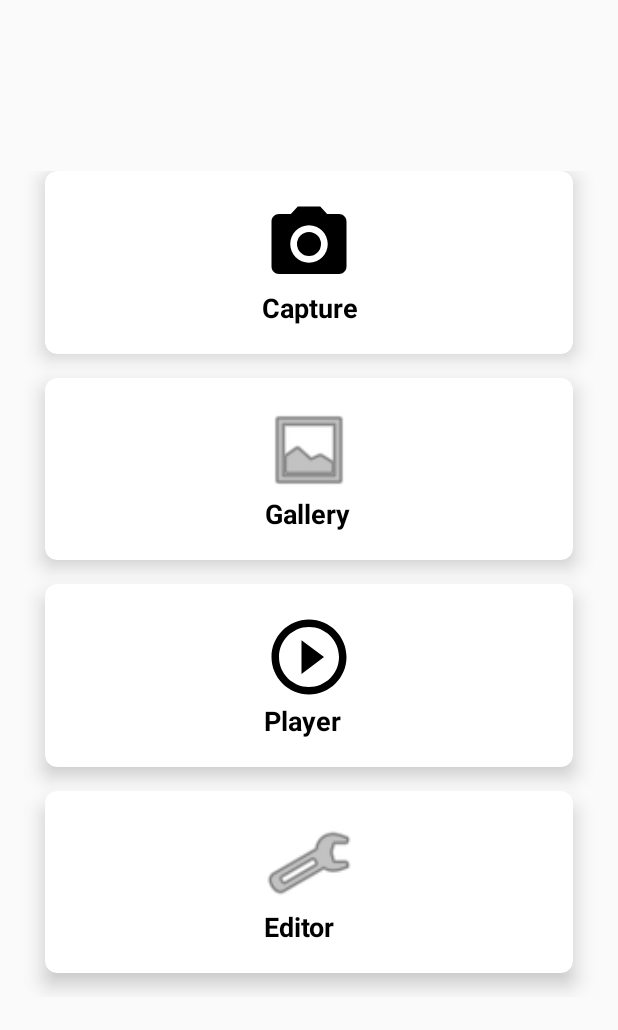
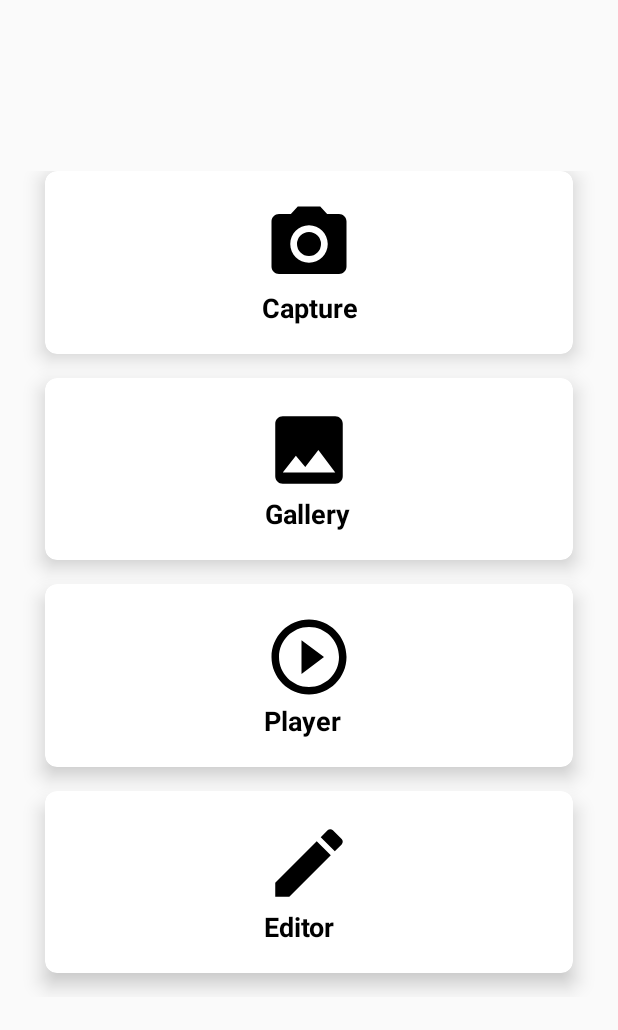
Before and after one commit to Muhammadhl/Notefy, an Android app: the screen it shows after launch (MainActivity), on a phone screen of 412 x 824 dp. Shown: the top 1030 px of the screen. Run offline under Robolectric (Android 15) with nearby library versions, the phone set to English and light mode, and no system bars.

Commit message:
update black icons

```diff
--- /dev/null
+++ b/app/src/main/res/drawable/ic_edit_black_24dp.xml
@@ -0,0 +1,9 @@
+<vector xmlns:android="http://schemas.android.com/apk/res/android"
+        android:width="24dp"
+        android:height="24dp"
+        android:viewportWidth="24.0"
+        android:viewportHeight="24.0">
+    <path
+        android:fillColor="#FF000000"
+        android:pathData="M3,17.25V21h3.75L17.81,9.94l-3.75,-3.75L3,17.25zM20.71,7.04c0.39,-0.39 0.39,-1.02 0,-1.41l-2.34,-2.34c-0.39,-0.39 -1.02,-0.39 -1.41,0l-1.83,1.83 3.75,3.75 1.83,-1.83z"/>
+</vector>
--- /dev/null
+++ b/app/src/main/res/drawable/ic_image_black_24dp.xml
@@ -0,0 +1,9 @@
+<vector xmlns:android="http://schemas.android.com/apk/res/android"
+        android:width="24dp"
+        android:height="24dp"
+        android:viewportWidth="24.0"
+        android:viewportHeight="24.0">
+    <path
+        android:fillColor="#FF000000"
+        android:pathData="M21,19V5c0,-1.1 -0.9,-2 -2,-2H5c-1.1,0 -2,0.9 -2,2v14c0,1.1 0.9,2 2,2h14c1.1,0 2,-0.9 2,-2zM8.5,13.5l2.5,3.01L14.5,12l4.5,6H5l3.5,-4.5z"/>
+</vector>
--- a/app/src/main/res/layout/activity_main.xml
+++ b/app/src/main/res/layout/activity_main.xml
@@ -94,7 +94,7 @@
                     android:layout_height="wrap_content">
 
                     <ImageView
-                        android:src="@drawable/ic_menu_gallery"
+                        android:src="@drawable/ic_image_black_24dp"
                         android:tint="@color/black_overlay"
                         android:layout_gravity="center_horizontal"
                         android:layout_width="60dp"
@@ -177,7 +177,7 @@
                     android:layout_height="wrap_content">
 
                     <ImageView
-                        android:src="@drawable/ic_menu_manage"
+                        android:src="@drawable/ic_edit_black_24dp"
                         android:tint="@color/black_overlay"
                         android:layout_gravity="center_horizontal"
                         android:layout_width="60dp"
```
